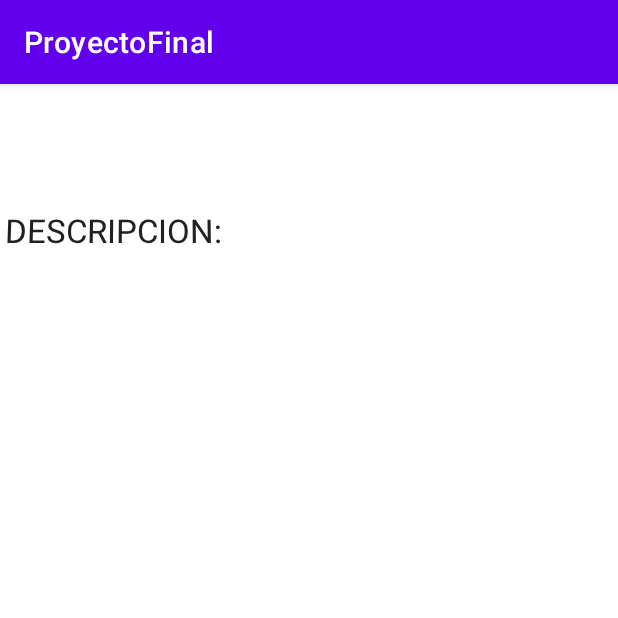
After one commit to MC-io/ProyectoFinal, an Android app: the Description screen opened directly, with no data from a screen before it, on a phone screen of 412 x 824 dp, the top half of it. The commit adds this screen. Run offline under Robolectric (Android 15) with nearby library versions, the phone set to English and light mode, and no system bars.

Commit message:
Ahora al momento de seleccionar la tarea despliega la descripcion de esta

```diff
--- a/app/src/main/AndroidManifest.xml
+++ b/app/src/main/AndroidManifest.xml
@@ -9,10 +9,11 @@
         android:roundIcon="@mipmap/ic_launcher_round"
         android:supportsRtl="true"
         android:theme="@style/Theme.ProyectoFinal">
+        <activity android:name=".Description"></activity>
         <activity
             android:name=".ActNuevaTarea"
             android:label="@string/title_activity_act_nueva_tarea"
-            android:theme="@style/Theme.ProyectoFinal.NoActionBar"></activity>
+            android:theme="@style/Theme.ProyectoFinal.NoActionBar" />
         <activity
             android:name=".MainActivity"
             android:label="@string/title_activity_act_nueva_tarea"
--- /dev/null
+++ b/app/src/main/java/com/example/moises/proyectofinal/Description.java
@@ -0,0 +1,72 @@
+package com.example.moises.proyectofinal;
+import com.example.moises.proyectofinal.MainActivity;
+
+import androidx.appcompat.app.AlertDialog;
+import androidx.appcompat.app.AppCompatActivity;
+import com.example.moises.proyectofinal.BaseDatos.DatosOpenHelper;
+import android.database.sqlite.SQLiteDatabase;
+import android.database.Cursor;
+import android.os.Bundle;
+import android.widget.TextView;
+import android.content.Intent;
+import android.widget.ArrayAdapter;
+import android.widget.ListView;
+
+import java.lang.reflect.Array;
+import java.util.ArrayList;
+
+public class Description extends AppCompatActivity {
+    private TextView task,date,description,importance;
+    private ListView lstDatos1;
+    private ArrayAdapter<String> adaptador;
+    public ArrayList<String> tareas;
+
+    private SQLiteDatabase conexion;
+    private DatosOpenHelper datosOpenHelper;
+    @Override
+    protected void onCreate(Bundle savedInstanceState) {
+        super.onCreate(savedInstanceState);
+        setContentView(R.layout.activity_description);
+        lstDatos1 = (ListView) findViewById(R.id.lstDatos);
+        tareas = new ArrayList<String>();
+        TextView noTasks = (TextView) findViewById(R.id.textView);
+
+        try {
+            datosOpenHelper = new DatosOpenHelper(this);
+            conexion = datosOpenHelper.getReadableDatabase();
+            StringBuilder sql = new StringBuilder();
+            sql.append("SELECT * FROM TAREA ");
+            String sTarea;
+            String sDescripcion;
+
+            Cursor resultado = conexion.rawQuery(sql.toString(), null);
+
+            if (resultado.getCount() > 0) {
+                resultado.moveToFirst();
+                do {
+                    sTarea = resultado.getString(resultado.getColumnIndex("TAREA"));
+                    sDescripcion = resultado.getString(resultado.getColumnIndex("DESCRIPCION"));
+                    tareas.add(sTarea + ": " + sDescripcion);
+                }
+                while (resultado.moveToNext());
+                noTasks.setVisibility(TextView.GONE);
+            }
+            else
+            {
+                noTasks.setVisibility(TextView.VISIBLE);
+            }
+
+            adaptador = new ArrayAdapter<String>(this, android.R.layout.simple_list_item_1, tareas);
+            lstDatos1.setAdapter(adaptador);
+        }
+        catch (Exception ex) {
+            AlertDialog.Builder dlg = new AlertDialog.Builder(this);
+            dlg.setTitle("Aviso");
+            dlg.setMessage(ex.getMessage());
+            dlg.setNeutralButton("OK", null);
+            dlg.show();
+        }
+
+    }
+
+}
--- /dev/null
+++ b/app/src/main/res/layout/activity_description.xml
@@ -0,0 +1,29 @@
+<?xml version="1.0" encoding="utf-8"?>
+<androidx.constraintlayout.widget.ConstraintLayout xmlns:android="http://schemas.android.com/apk/res/android"
+    xmlns:app="http://schemas.android.com/apk/res-auto"
+    xmlns:tools="http://schemas.android.com/tools"
+    android:layout_width="match_parent"
+    android:layout_height="match_parent"
+    tools:context=".Description"
+    tools:layout_editor_absoluteY="81dp">
+
+
+    <TextView
+        android:id="@+id/textView"
+        android:layout_width="200dp"
+        android:layout_height="36dp"
+        android:layout_marginStart="3dp"
+        android:layout_marginLeft="3dp"
+        android:layout_marginBottom="567dp"
+        android:rotationX="8"
+        android:text="DESCRIPCION:"
+        android:textAppearance="@style/TextAppearance.AppCompat.Large"
+        android:visibility="visible"
+        app:layout_constraintBottom_toBottomOf="parent"
+        app:layout_constraintStart_toStartOf="parent"
+        app:layout_constraintTop_toTopOf="parent" />
+    <ListView
+        android:id="@+id/lstDatos"
+        android:layout_width="match_parent"
+        android:layout_height="match_parent"/>
+</androidx.constraintlayout.widget.ConstraintLayout>
```
Also changed, not shown: app/src/main/java/com/example/moises/proyectofinal/BaseDatos/DatosOpenHelper.java (+7 -0 lines), app/src/main/java/com/example/moises/proyectofinal/MainActivity.java (+26 -1 lines).
